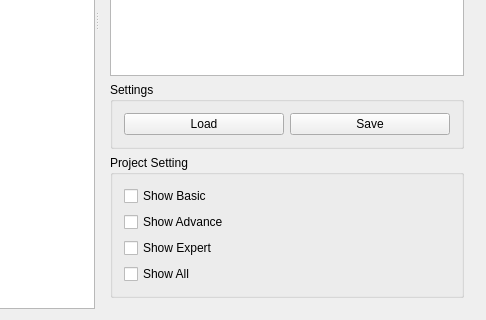
Qt form CEditor.ui (unming2002/Parameter_input_GUI) before a commit; both pictures show x 262 to 748 and y 280 to 600 of the 748 by 600 pixel window.
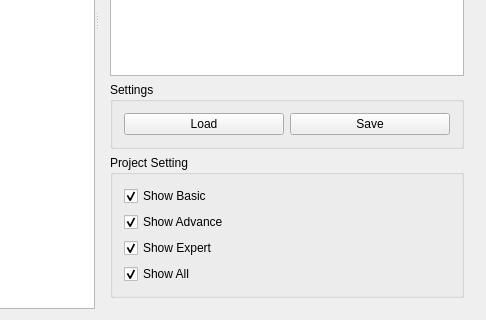
The same form after that commit.

```diff
--- a/CEditor.ui
+++ b/CEditor.ui
@@ -92,6 +92,9 @@
             <property name="text">
              <string>Show Basic</string>
             </property>
+            <property name="checked">
+             <bool>true</bool>
+            </property>
            </widget>
           </item>
           <item>
@@ -99,6 +102,9 @@
             <property name="text">
              <string>Show Advance</string>
             </property>
+            <property name="checked">
+             <bool>true</bool>
+            </property>
            </widget>
           </item>
           <item>
@@ -106,6 +112,9 @@
             <property name="text">
              <string>Show Expert</string>
             </property>
+            <property name="checked">
+             <bool>true</bool>
+            </property>
            </widget>
           </item>
           <item>
@@ -113,6 +122,9 @@
             <property name="text">
              <string>Show All</string>
             </property>
+            <property name="checked">
+             <bool>true</bool>
+            </property>
            </widget>
           </item>
          </layout>
```
Left out of the diff: 24 changed lines with no effect on the pictures.
